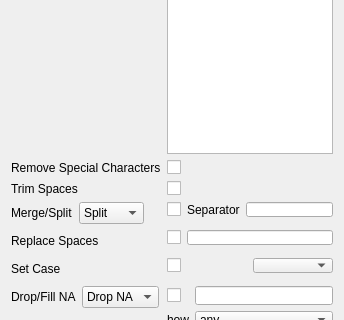
The window that zeex/core/ui/actions/normalize.ui (zbarge/zeex) describes before a commit, drawn with Qt 5; both pictures show x 0 to 344 and y 82 to 402 of the 344 by 485 pixel window.
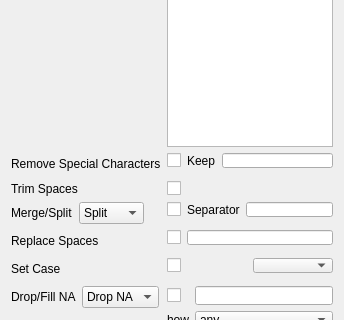
The same window after the commit. Custom widgets are drawn as their Qt base class.

Commit message: #21 Resolved. Added tests for ColumnNormalizerDialog. More can be added later but coverage is OK right now.

What changed in the file:
```diff
--- a/zeex/core/ui/actions/normalize.ui
+++ b/zeex/core/ui/actions/normalize.ui
@@ -35,9 +35,6 @@
          </property>
         </widget>
        </item>
-       <item row="1" column="1">
-        <widget class="QCheckBox" name="checkBoxRemoveSpecialChars"/>
-       </item>
        <item row="2" column="0">
         <widget class="QLabel" name="trimSpacesLabel">
          <property name="text">
@@ -203,6 +200,23 @@
          </item>
         </layout>
        </item>
+       <item row="1" column="1">
+        <layout class="QGridLayout" name="gridLayout_8">
+         <item row="0" column="0">
+          <widget class="QCheckBox" name="checkBoxRemoveSpecialChars"/>
+         </item>
+         <item row="0" column="2">
+          <widget class="QLineEdit" name="lineEditRemoveSpecialCharsKeeps"/>
+         </item>
+         <item row="0" column="1">
+          <widget class="QLabel" name="label_2">
+           <property name="text">
+            <string>Keep</string>
+           </property>
+          </widget>
+         </item>
+        </layout>
+       </item>
       </layout>
      </item>
      <item>
```
The commit also changes 3 other files.
